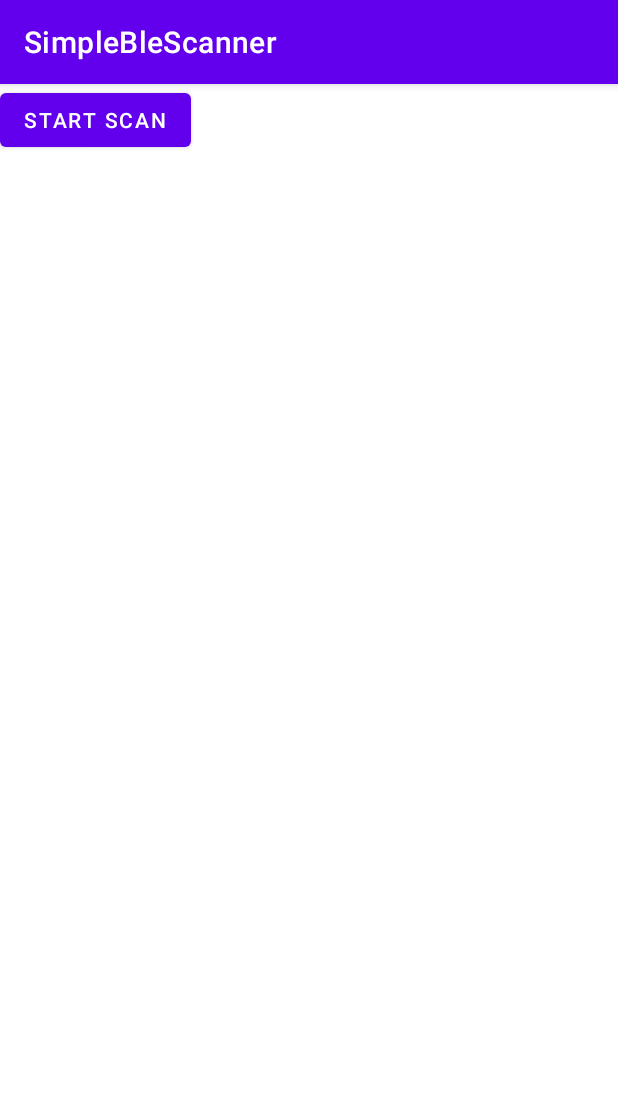
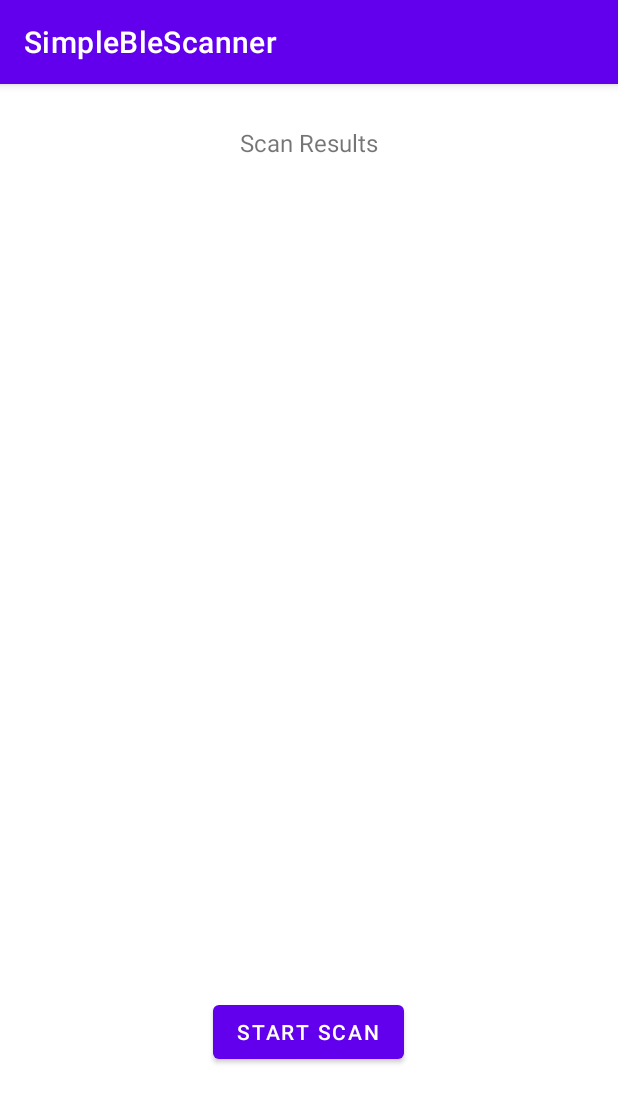
Before and after one commit to lorenzofelletti/SimpleBleScanner, an Android app: the screen it shows after launch (MainActivity), after a tap on "START SCAN", on a phone screen of 412 x 824 dp. Shown: the top 1103 px of the screen. Run offline under Robolectric (Android 15) with nearby library versions, the phone set to English and light mode, and no system bars.

Commit message:
start scan button now triggers permission granting and BLE scanning

```diff
--- a/app/src/main/java/com/lorenzofelletti/simpleblescanner/BleDeviceFinder.kt
+++ b/app/src/main/java/com/lorenzofelletti/simpleblescanner/BleDeviceFinder.kt
@@ -10,7 +10,6 @@ import android.util.Log
 import androidx.core.app.ActivityCompat
 
 class BleDeviceFinder(private val context: Context) {
-    private val DEBUG: Boolean = BuildConfig.DEBUG
     private val btManager = context.getSystemService(Context.BLUETOOTH_SERVICE) as BluetoothManager
     private val btAdapter = btManager.adapter
     private val bleScanner = btAdapter.bluetoothLeScanner
@@ -21,7 +20,7 @@ class BleDeviceFinder(private val context: Context) {
     /**
      * Scans for Bluetooth LE devices and stops the scan after [SCAN_PERIOD] seconds
      */
-    private fun scanBleDevice() {
+    fun scanBleDevice() {
         // checks bluetooth permission
         if (ActivityCompat.checkSelfPermission(
                 context,
@@ -30,6 +29,7 @@ class BleDeviceFinder(private val context: Context) {
             if (DEBUG) Log.w(TAG, "scanBleDevice - bluetooth permission not granted")
             return
         }
+        // scans for bluetooth LE devices
         if (scanning) {
             if (DEBUG) Log.d(TAG, "scanBleDevice - scan stop")
             scanning = false
@@ -39,7 +39,7 @@ class BleDeviceFinder(private val context: Context) {
             handler.postDelayed({
                 scanning = false
                 bleScanner.stopScan(bleScanCallback)
-            }, Companion.SCAN_PERIOD)
+            }, SCAN_PERIOD)
             // starts scanning
             if (DEBUG) Log.d(TAG, "scanBleDevice - scan start")
             scanning = true
@@ -48,6 +48,7 @@ class BleDeviceFinder(private val context: Context) {
     }
 
     companion object {
+        private val DEBUG: Boolean = BuildConfig.DEBUG
         private const val TAG = "BleDeviceFinder"
 
         /**
--- a/app/src/main/java/com/lorenzofelletti/simpleblescanner/BleScanCallback.kt
+++ b/app/src/main/java/com/lorenzofelletti/simpleblescanner/BleScanCallback.kt
@@ -5,14 +5,13 @@ import android.bluetooth.le.ScanResult
 import android.util.Log
 
 class BleScanCallback: ScanCallback() {
-    private val DEBUG: Boolean = BuildConfig.DEBUG
-
     override fun onScanResult(callbackType: Int, result: ScanResult?) {
         if (DEBUG) Log.i(TAG, "onScanResult - called")
         super.onScanResult(callbackType, result)
     }
 
     companion object {
+        private val DEBUG: Boolean = BuildConfig.DEBUG
         private const val TAG = "BleScanCallback"
     }
 }
--- a/app/src/main/java/com/lorenzofelletti/simpleblescanner/MainActivity.kt
+++ b/app/src/main/java/com/lorenzofelletti/simpleblescanner/MainActivity.kt
@@ -1,24 +1,98 @@
 package com.lorenzofelletti.simpleblescanner
 
+import android.Manifest
+import android.content.pm.PackageManager
+import android.os.Build
 import androidx.appcompat.app.AppCompatActivity
 import android.os.Bundle
 import android.widget.Button
 import android.util.Log
+import androidx.annotation.RequiresApi
+import androidx.core.app.ActivityCompat
 
 class MainActivity : AppCompatActivity() {
-    private val DEBUG: Boolean = BuildConfig.DEBUG
     private lateinit var btnStartScan: Button
+    private lateinit var bleDeviceFinder: BleDeviceFinder
+
+    @RequiresApi(Build.VERSION_CODES.S)
     override fun onCreate(savedInstanceState: Bundle?) {
         super.onCreate(savedInstanceState)
         setContentView(R.layout.activity_main)
 
+        // baseContext offers the activity context
+        bleDeviceFinder = BleDeviceFinder(this.baseContext)
+
         btnStartScan = findViewById(R.id.btnStartScan)
         btnStartScan.setOnClickListener {
             if (DEBUG) Log.i(TAG, "btnStartScan - onClick event")
+
+            // checks bluetooth permission
+            checkPermission(Manifest.permission.BLUETOOTH_SCAN, BLUETOOTH_SCAN_REQUEST_CODE)
+
+            // starts BLE scanning if permission was already granted
+            startBleDeviceScanning()
+        }
+    }
+
+    override fun onRequestPermissionsResult(
+        requestCode: Int,
+        permissions: Array<out String>,
+        grantResults: IntArray
+    ) {
+        super.onRequestPermissionsResult(requestCode, permissions, grantResults)
+        when (requestCode) {
+            BLUETOOTH_SCAN_REQUEST_CODE -> {
+                if ((grantResults.isNotEmpty() &&
+                            grantResults[0] == PackageManager.PERMISSION_GRANTED)) {
+                    if (DEBUG) {
+                        permissions.forEach {
+                            Log.d(TAG, "onRequestPermissionsResult - $it granted")
+                        }
+                    }
+                    // starts the scanning if permission is granted
+                    startBleDeviceScanning()
+                } else {
+                    Log.d(TAG, "onRequestPermissionsResult - $permissions not granted")
+                }
+            }
+        }
+        return
+    }
+
+    /**
+     * Starts the BLE devices scanning
+     */
+    private fun startBleDeviceScanning() {
+        if (ActivityCompat.checkSelfPermission(
+                this,
+                Manifest.permission.BLUETOOTH_SCAN
+        ) == PackageManager.PERMISSION_GRANTED)
+            bleDeviceFinder.scanBleDevice()
+    }
+
+    /**
+     * Checks for a permission
+     */
+    private fun checkPermission(permission: String, requestCode: Int) {
+        if (DEBUG) Log.d(TAG, "checkPermission - called")
+
+        if (ActivityCompat.checkSelfPermission(
+                this,
+                Manifest.permission.BLUETOOTH_SCAN
+            ) == PackageManager.PERMISSION_DENIED) {
+            if (DEBUG) {
+                Log.w(TAG, "checkPermission - '$permission' not granted")
+                Log.d(TAG, "checkPermission - asking for '$permission' permission")
+            }
+            ActivityCompat.requestPermissions(this, arrayOf(permission), requestCode)
+        } else if (DEBUG) {
+            Log.d(TAG, "checkPermission - $permission already granted")
         }
     }
 
     companion object {
         private const val TAG = "MainActivity"
+        private val DEBUG: Boolean = BuildConfig.DEBUG
+        private const val BLUETOOTH_SCAN_REQUEST_CODE = 100
     }
 }
--- a/app/src/main/res/layout/activity_main.xml
+++ b/app/src/main/res/layout/activity_main.xml
@@ -11,6 +11,31 @@
         android:layout_width="wrap_content"
         android:layout_height="wrap_content"
         android:text="@string/btn_start_scan_text"
-        tools:layout_editor_absoluteX="141dp"
-        tools:layout_editor_absoluteY="578dp" />
+        app:layout_constraintBottom_toBottomOf="parent"
+        app:layout_constraintEnd_toEndOf="parent"
+        app:layout_constraintHorizontal_bias="0.498"
+        app:layout_constraintStart_toStartOf="parent"
+        app:layout_constraintTop_toTopOf="parent"
+        app:layout_constraintVertical_bias="0.844" />
+
+    <TextView
+        android:id="@+id/twScanResultsLabel"
+        android:layout_width="163dp"
+        android:layout_height="19dp"
+        android:layout_marginTop="28dp"
+        android:clickable="false"
+        android:gravity="center"
+        android:text="@string/tw_scan_results_title"
+        android:textSize="16sp"
+        app:layout_constraintEnd_toEndOf="parent"
+        app:layout_constraintStart_toStartOf="parent"
+        app:layout_constraintTop_toTopOf="parent" />
+
+    <androidx.recyclerview.widget.RecyclerView
+        android:layout_width="375dp"
+        android:layout_height="516dp"
+        app:layout_constraintBottom_toTopOf="@+id/btnStartScan"
+        app:layout_constraintEnd_toEndOf="parent"
+        app:layout_constraintStart_toStartOf="parent"
+        app:layout_constraintTop_toBottomOf="@+id/twScanResultsLabel" />
 </androidx.constraintlayout.widget.ConstraintLayout>
--- a/app/src/main/res/values/strings.xml
+++ b/app/src/main/res/values/strings.xml
@@ -1,4 +1,5 @@
 <resources>
     <string name="app_name">SimpleBleScanner</string>
     <string name="btn_start_scan_text">Start Scan</string>
+    <string name="tw_scan_results_title">Scan Results</string>
 </resources>
```
